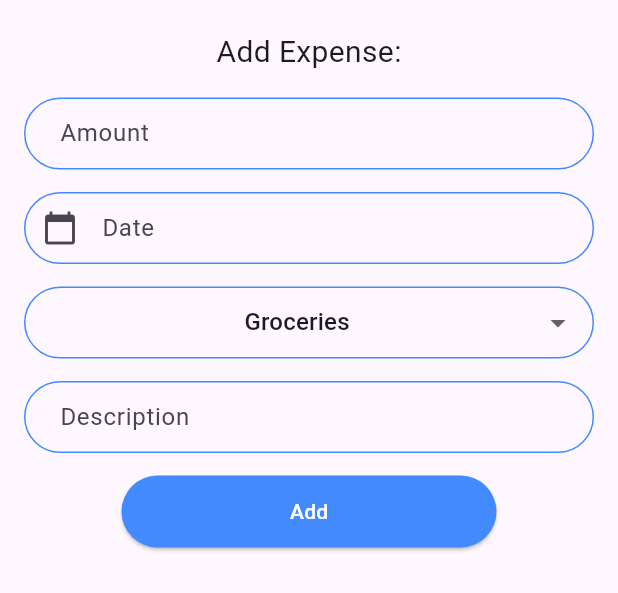
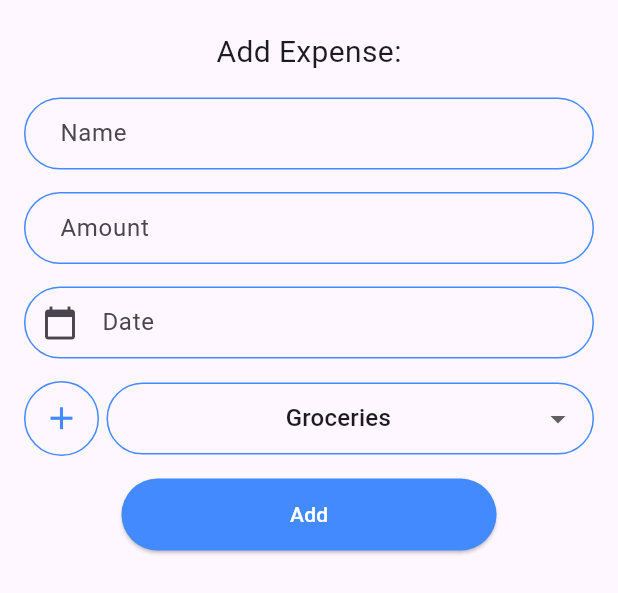
Before and after one commit to DusanCojic/PocketPal, a Flutter app: the AddExpense widget shown alone on an empty page, opened directly, on a phone screen of 412 x 824 dp. Shown: the top 593 px of the screen. Run offline on Flutter 3.47's test engine with Material 3 defaults, Android fonts, the light colour scheme and no system bars; our stand-ins replace hive, hive_flutter, persistent_bottom_nav_bar; accounts and stored records are empty; generated files the repository leaves out were written again.

Commit message:
feat: add category button

```diff
--- a/lib/widgets/add_expense.dart
+++ b/lib/widgets/add_expense.dart
@@ -1,4 +1,6 @@
 import 'package:flutter/material.dart';
+import 'package:pocket_pal/model/expense.dart';
+import 'package:pocket_pal/service/manager_service.dart';
 
 class AddExpense extends StatefulWidget {
   const AddExpense({super.key});
@@ -62,6 +64,34 @@ class _AddExpenseState extends State<AddExpense> {
               child: Column(
                 children: [
                   TextFormField(
+                    controller: _nameController,
+                    keyboardType: TextInputType.text,
+                    decoration: InputDecoration(
+                      border: OutlineInputBorder(
+                        borderSide: const BorderSide(
+                          width: 3,
+                        ),
+                        borderRadius: BorderRadius.circular(50.0),
+                      ),
+                      focusedBorder: OutlineInputBorder(
+                        borderSide: const BorderSide(
+                          color: Colors.blueAccent,
+                        ),
+                        borderRadius: BorderRadius.circular(50.0),
+                      ),
+                      enabledBorder: OutlineInputBorder(
+                        borderSide: const BorderSide(
+                          color: Colors.blueAccent,
+                        ),
+                        borderRadius: BorderRadius.circular(50.0),
+                      ),
+                      labelText: "Name",
+                      contentPadding: const EdgeInsets.only(left: 20),
+                    ),
+                  ),
+                  Padding(
+                    padding: const EdgeInsets.only(top: 15.0),
+                    child: TextFormField(
                       controller: _amountController,
                       keyboardType: TextInputType.number,
                       decoration: InputDecoration(
@@ -85,6 +115,7 @@ class _AddExpenseState extends State<AddExpense> {
                         ),
                         labelText: "Amount",
                         contentPadding: const EdgeInsets.only(left: 20),
+                      ),
                     ),
                   ),
                   Padding(
@@ -124,6 +155,29 @@ class _AddExpenseState extends State<AddExpense> {
                   ),
                   Padding(
                     padding: const EdgeInsets.only(top: 15.0),
+                    child: Row(
+                      children: [
+                        Padding(
+                          padding: const EdgeInsets.only(right: 5.0),
+                          child: Container(
+                            decoration: BoxDecoration(
+                              border: Border.all(
+                                color: Colors.blueAccent,
+                                width: 1.0,
+                              ),
+                              borderRadius: BorderRadius.circular(50.0),
+                            ),
+                            child: IconButton(
+                              onPressed: () {},
+                              icon: const Icon(
+                                Icons.add,
+                                size: 25.0,
+                              ),
+                              color: Colors.blueAccent,
+                            ),
+                          ),
+                        ),
+                        Expanded(
                           child: DropdownButtonFormField<String>(
                             alignment: Alignment.centerRight,
                             isExpanded: true,
@@ -131,8 +185,8 @@ class _AddExpenseState extends State<AddExpense> {
                             value: dropdownValue,
                             focusColor: Colors.transparent,
                             decoration: InputDecoration(
-                        contentPadding:
-                            const EdgeInsets.fromLTRB(20.0, 10.0, 20.0, 10.0),
+                              contentPadding: const EdgeInsets.fromLTRB(
+                                  20.0, 10.0, 20.0, 10.0),
                               border: OutlineInputBorder(
                                 borderRadius: BorderRadius.circular(50.0),
                                 borderSide: const BorderSide(
@@ -168,33 +222,7 @@ class _AddExpenseState extends State<AddExpense> {
                             }).toList(),
                           ),
                         ),
-                  Padding(
-                    padding: const EdgeInsets.only(top: 15.0),
-                    child: TextFormField(
-                      controller: _nameController,
-                      keyboardType: TextInputType.text,
-                      decoration: InputDecoration(
-                        border: OutlineInputBorder(
-                          borderSide: const BorderSide(
-                            width: 3,
-                          ),
-                          borderRadius: BorderRadius.circular(50.0),
-                        ),
-                        focusedBorder: OutlineInputBorder(
-                          borderSide: const BorderSide(
-                            color: Colors.blueAccent,
-                          ),
-                          borderRadius: BorderRadius.circular(50.0),
-                        ),
-                        enabledBorder: OutlineInputBorder(
-                          borderSide: const BorderSide(
-                            color: Colors.blueAccent,
-                          ),
-                          borderRadius: BorderRadius.circular(50.0),
-                        ),
-                        labelText: "Description",
-                        contentPadding: const EdgeInsets.only(left: 20),
-                      ),
+                      ],
                     ),
                   ),
                   Padding(
```
Also changed, not shown: lib/widgets/expense_card.dart (+13 -10 lines), lib/widgets/expense_list.dart (+35 -9 lines). Lines whose indentation alone changed are shown as unchanged.
